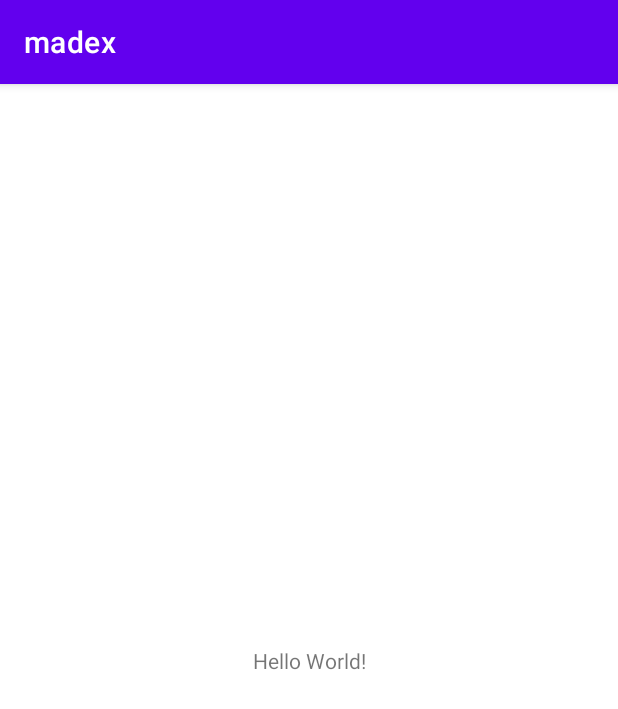
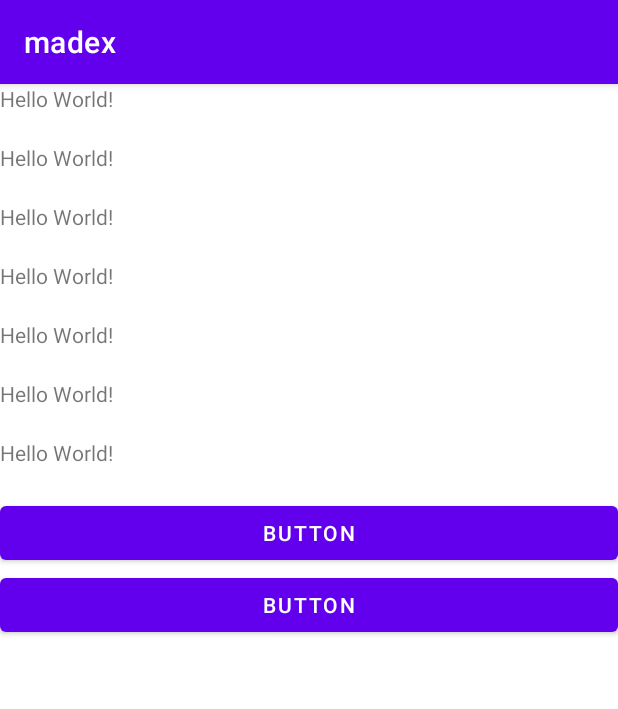
Before and after one commit to IT21162978-Dinithi/MADEXAMPLE, an Android app: the screen it shows after launch (MainActivity), on a phone screen of 412 x 824 dp. Shown: the top 709 px of the screen. Run offline under Robolectric (Android 15) with nearby library versions, the phone set to English and light mode, and no system bars.

Commit message:
2nd commit

```diff
--- a/app/src/main/res/layout/activity_main.xml
+++ b/app/src/main/res/layout/activity_main.xml
@@ -1,18 +1,63 @@
 <?xml version="1.0" encoding="utf-8"?>
-<androidx.constraintlayout.widget.ConstraintLayout xmlns:android="http://schemas.android.com/apk/res/android"
+<LinearLayout xmlns:android="http://schemas.android.com/apk/res/android"
     xmlns:app="http://schemas.android.com/apk/res-auto"
     xmlns:tools="http://schemas.android.com/tools"
     android:layout_width="match_parent"
     android:layout_height="match_parent"
+    android:orientation="vertical"
     tools:context=".MainActivity">
 
     <TextView
-        android:layout_width="wrap_content"
+        android:layout_width="match_parent"
+        android:layout_height="39dp"
+        android:text="Hello World!" />
+
+    <TextView
+        android:id="@+id/textView"
+        android:layout_width="match_parent"
+        android:layout_height="39dp"
+        android:text="Hello World!" />
+
+    <TextView
+        android:id="@+id/textView2"
+        android:layout_width="match_parent"
+        android:layout_height="39dp"
+        android:text="Hello World!" />
+
+    <TextView
+        android:id="@+id/textView3"
+        android:layout_width="match_parent"
+        android:layout_height="39dp"
+        android:text="Hello World!" />
+
+    <TextView
+        android:id="@+id/textView4"
+        android:layout_width="match_parent"
+        android:layout_height="39dp"
+        android:text="Hello World!" />
+
+    <TextView
+        android:id="@+id/textView5"
+        android:layout_width="match_parent"
+        android:layout_height="39dp"
+        android:text="Hello World!" />
+
+    <TextView
+        android:id="@+id/textView6"
+        android:layout_width="match_parent"
+        android:layout_height="39dp"
+        android:text="Hello World!" />
+
+    <Button
+        android:id="@+id/button"
+        android:layout_width="match_parent"
         android:layout_height="wrap_content"
-        android:text="Hello World!"
-        app:layout_constraintBottom_toBottomOf="parent"
-        app:layout_constraintEnd_toEndOf="parent"
-        app:layout_constraintStart_toStartOf="parent"
-        app:layout_constraintTop_toTopOf="parent" />
+        android:text="Button" />
 
-</androidx.constraintlayout.widget.ConstraintLayout>
+    <Button
+        android:id="@+id/button2"
+        android:layout_width="match_parent"
+        android:layout_height="wrap_content"
+        android:text="Button" />
+
+</LinearLayout>
```
